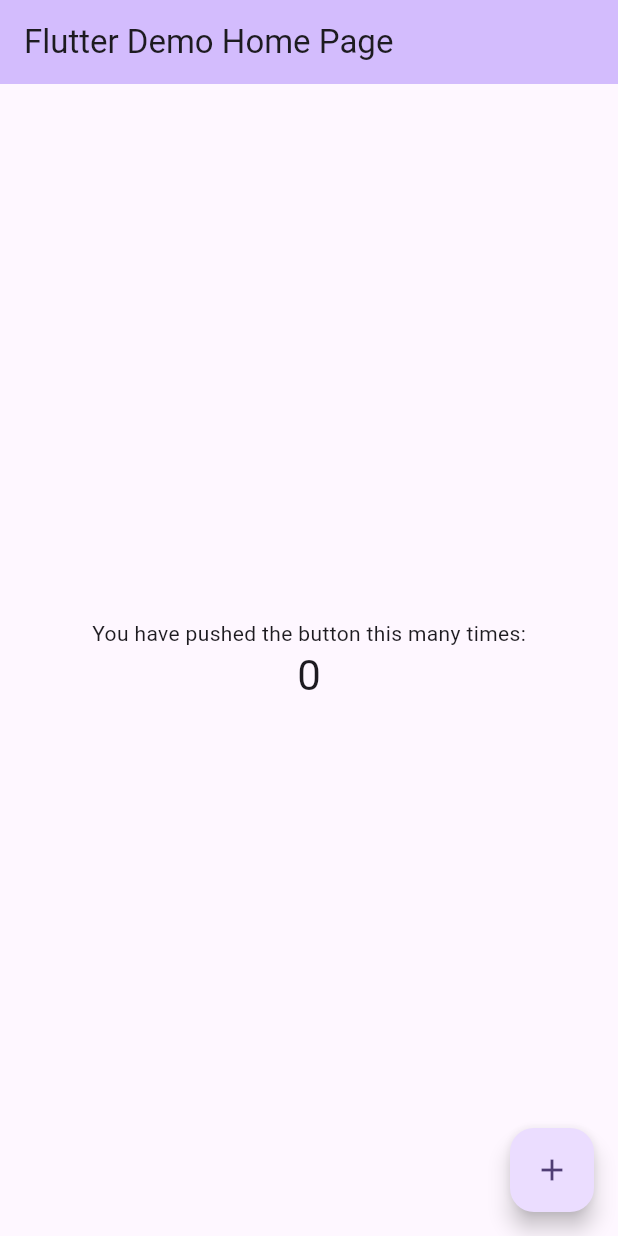
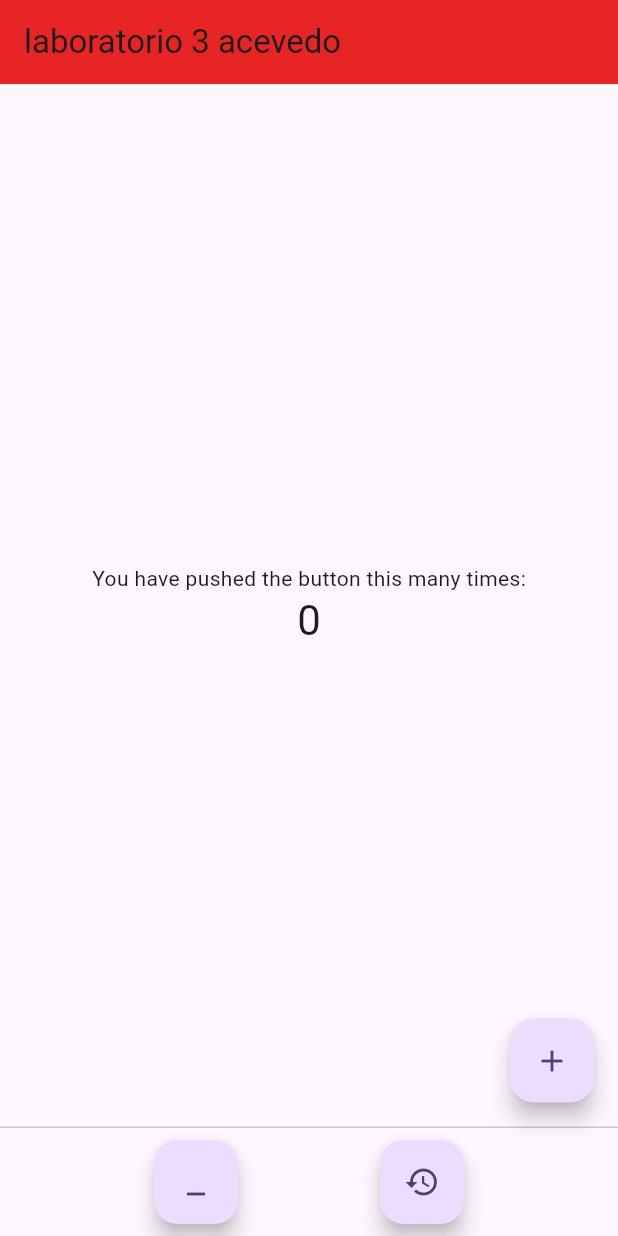
Before and after one commit to Vaporu-Code/laboratorios_Acevedo, a Flutter app: the screen it shows after launch, on a phone screen of 412 x 824 dp. Run offline on Flutter 3.47's test engine with Material 3 defaults, Android fonts, the phone set to English and light mode, and no system bars.

Commit message:
lab 3
lab 3

```diff
--- a/laboratorio_3/lib/main.dart
+++ b/laboratorio_3/lib/main.dart
@@ -31,7 +31,7 @@ class MyApp extends StatelessWidget {
         colorScheme: ColorScheme.fromSeed(seedColor: Colors.deepPurple),
         useMaterial3: true,
       ),
-      home: const MyHomePage(title: 'Flutter Demo Home Page'),
+      home: const MyHomePage(title: 'laboratorio 3 acevedo'),
     );
   }
 }
@@ -68,6 +68,21 @@ class _MyHomePageState extends State<MyHomePage> {
     });
   }
 
+  void _decreaseCounter() {
+    setState(() {
+
+      _counter--;
+    });
+  }
+
+  void _resetCounter() {
+    setState(() {
+
+      _counter = 0;
+    });
+  }
+
+
   @override
   Widget build(BuildContext context) {
     // This method is rerun every time setState is called, for instance as done
@@ -81,7 +96,7 @@ class _MyHomePageState extends State<MyHomePage> {
         // TRY THIS: Try changing the color here to a specific color (to
         // Colors.amber, perhaps?) and trigger a hot reload to see the AppBar
         // change color while the other colors stay the same.
-        backgroundColor: Theme.of(context).colorScheme.inversePrimary,
+        backgroundColor: Color.fromARGB(255, 231, 37, 37),
         // Here we take the value from the MyHomePage object that was created by
         // the App.build method, and use it to set our appbar title.
         title: Text(widget.title),
@@ -120,6 +135,26 @@ class _MyHomePageState extends State<MyHomePage> {
         tooltip: 'Increment',
         child: const Icon(Icons.add),
       ), // This trailing comma makes auto-formatting nicer for build methods.
+      persistentFooterAlignment: AlignmentDirectional.bottomCenter,
+      persistentFooterButtons: [
+        Row(
+
+          mainAxisAlignment: MainAxisAlignment.spaceEvenly,
+          children: [
+
+          FloatingActionButton(
+            onPressed: _decreaseCounter,
+            child: const Icon(Icons.minimize),
+            tooltip: 'Decrease'
+          ),
+           FloatingActionButton(
+            onPressed: _resetCounter,
+            child: const Icon(Icons.restore),
+            tooltip: 'Reset'
+          ),
+          ],
+        )
+     ],
     );
   }
 }
```
